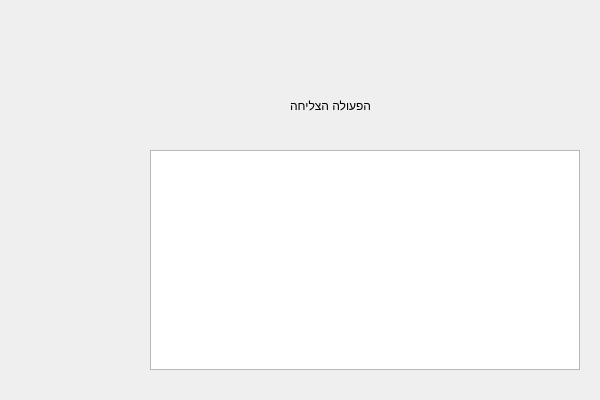
The window that BasketBallSystem/popupmessagedialog.ui (ohadharel1/BasketBallSystem) describes before a commit, drawn with Qt 5.
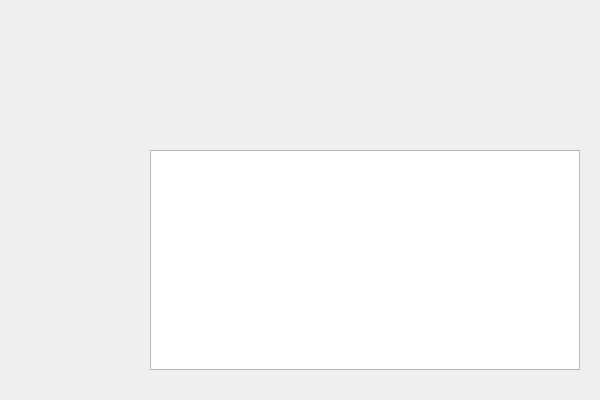
The same window after the commit. The open tabs and pages were chosen to show the change. Icons and pictures are not drawn.

Diff of the .ui file:
```diff
--- a/BasketBallSystem/popupmessagedialog.ui
+++ b/BasketBallSystem/popupmessagedialog.ui
@@ -186,13 +186,24 @@
      <property name="geometry">
       <rect>
        <x>180</x>
-       <y>60</y>
-       <width>191</width>
-       <height>91</height>
+       <y>160</y>
+       <width>251</width>
+       <height>41</height>
       </rect>
      </property>
+     <property name="font">
+      <font>
+       <family>Arial</family>
+       <pointsize>18</pointsize>
+       <weight>75</weight>
+       <bold>true</bold>
+      </font>
+     </property>
+     <property name="styleSheet">
+      <string notr="true">color: rgb(0, 255, 0);</string>
+     </property>
      <property name="text">
-      <string>הפעולה הצליחה</string>
+      <string> הפעולה הצליחה</string>
      </property>
     </widget>
    </widget>
```
Left out of the diff: 17 changed lines with no effect on the pictures.
